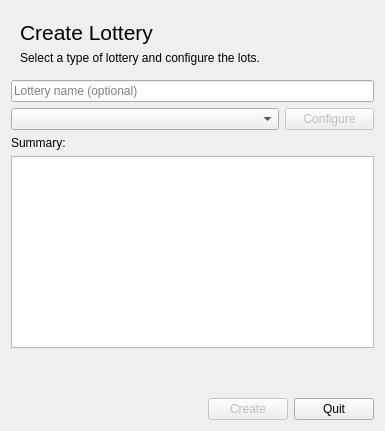
Before: the Qt Designer form gui/drawingsetupdialog.ui in Soerboe/Urim, drawn with Qt 5.
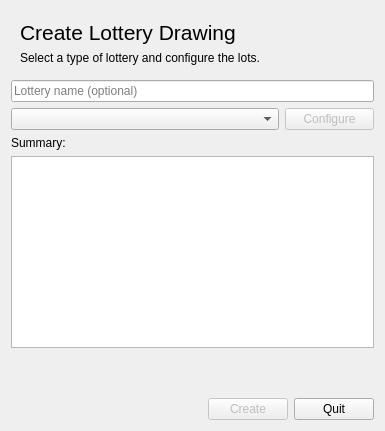
After: the same form once the commit is applied.

Commit message: Updates heading on setup window

Diff of the .ui file:
```diff
--- a/gui/drawingsetupdialog.ui
+++ b/gui/drawingsetupdialog.ui
@@ -46,7 +46,7 @@
                </font>
               </property>
               <property name="text">
-               <string>Create Lottery</string>
+               <string>Create Lottery Drawing</string>
               </property>
              </widget>
             </item>
```
